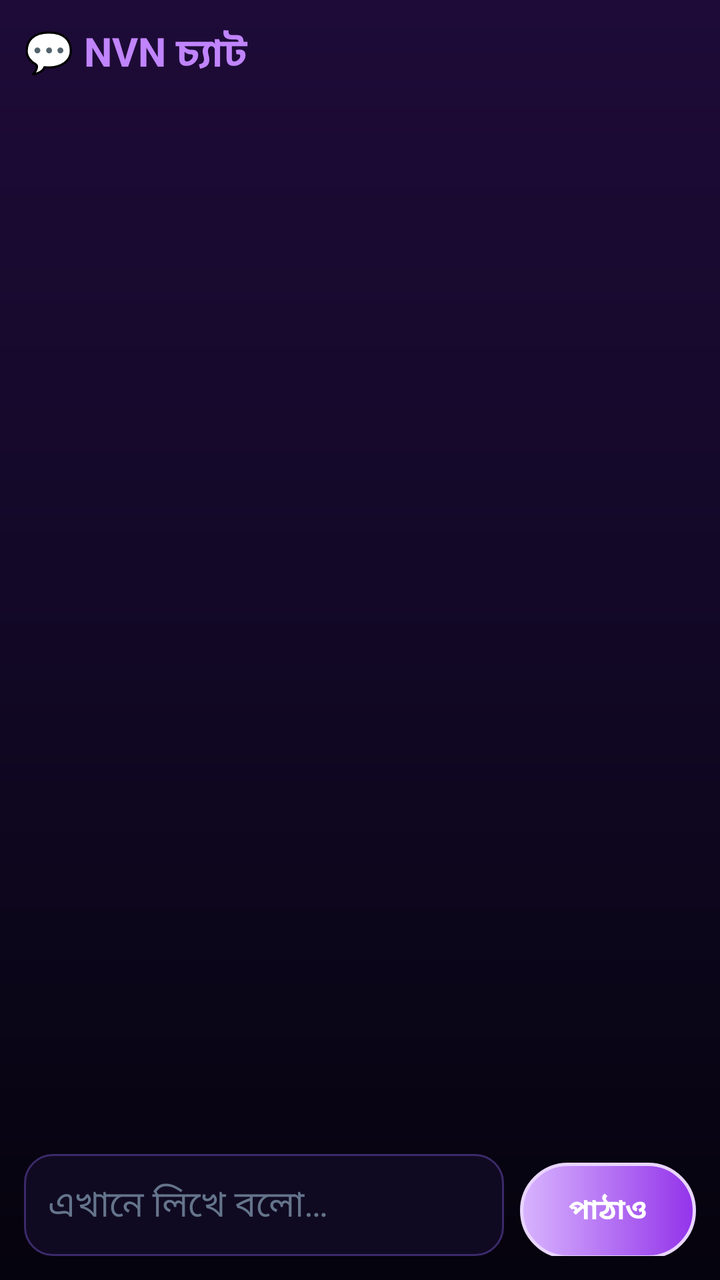
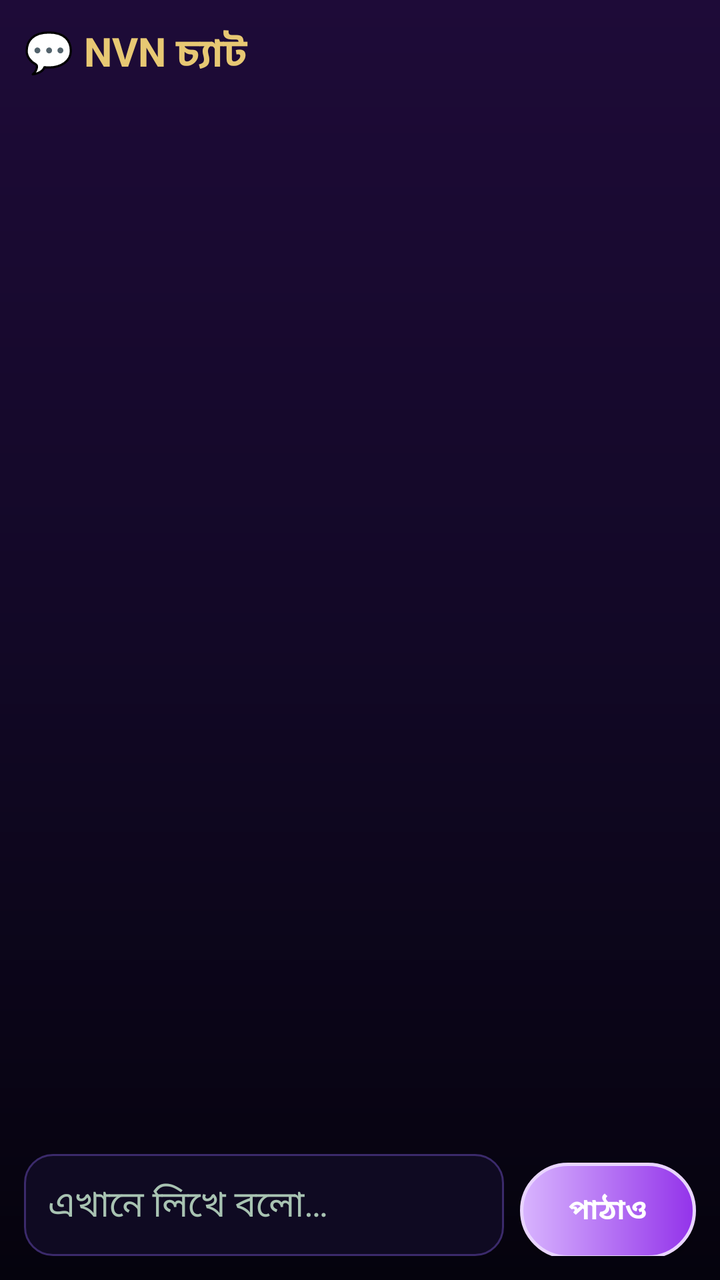

An Android layout rendered at two revisions. The XML below is the earlier revision; the diff shows what the commit changed to produce the second picture.
<!-- AndroidManifest.xml: application theme AppTheme -->
<!-- res/layout/activity_chat.xml -->
<?xml version="1.0" encoding="utf-8"?>
<LinearLayout xmlns:android="http://schemas.android.com/apk/res/android"
    android:layout_width="match_parent"
    android:layout_height="match_parent"
    android:background="@drawable/bg_main"
    android:orientation="vertical"
    android:padding="12dp">

    <TextView
        android:layout_width="match_parent"
        android:layout_height="wrap_content"
        android:text="💬 NVN চ্যাট"
        android:textColor="#C084FC"
        android:textSize="20sp"
        android:textStyle="bold" />

    <LinearLayout
        android:id="@+id/workCard"
        android:layout_width="match_parent"
        android:layout_height="wrap_content"
        android:layout_marginTop="10dp"
        android:background="@drawable/bg_card"
        android:orientation="vertical"
        android:padding="12dp"
        android:visibility="gone">

        <TextView
            android:layout_width="match_parent"
            android:layout_height="wrap_content"
            android:text="🌐 ব্রাউজার কার্ড — লাইভ কাজ"
            android:textColor="#4ADE80"
            android:textSize="14sp"
            android:textStyle="bold" />

        <TextView
            android:id="@+id/workText"
            android:layout_width="match_parent"
            android:layout_height="wrap_content"
            android:layout_marginTop="6dp"
            android:textColor="#E2E8F0"
            android:textSize="13sp" />

        <ImageView
            android:id="@+id/workShot"
            android:layout_width="match_parent"
            android:layout_height="wrap_content"
            android:layout_marginTop="8dp"
            android:adjustViewBounds="true"
            android:maxHeight="220dp"
            android:visibility="gone" />
    </LinearLayout>

    <ScrollView
        android:id="@+id/chatScroll"
        android:layout_width="match_parent"
        android:layout_height="0dp"
        android:layout_marginTop="10dp"
        android:layout_weight="1">

        <LinearLayout
            android:id="@+id/msgBox"
            android:layout_width="match_parent"
            android:layout_height="wrap_content"
            android:orientation="vertical" />
    </ScrollView>

    <LinearLayout
        android:layout_width="match_parent"
        android:layout_height="wrap_content"
        android:layout_marginTop="10dp"
        android:orientation="horizontal">

        <EditText
            android:id="@+id/chatInput"
            android:layout_width="0dp"
            android:layout_height="wrap_content"
            android:layout_weight="1"
            android:background="@drawable/bg_input"
            android:gravity="center_vertical"
            android:hint="এখানে লিখে বলো…"
            android:maxLines="4"
            android:padding="12dp"
            android:textColor="#E8F4FF"
            android:textColorHint="#64748B" />

        <Button
            android:id="@+id/chatSend"
            android:layout_width="wrap_content"
            android:layout_height="wrap_content"
            android:layout_marginStart="8dp"
            android:background="@drawable/btn_primary"
            android:padding="12dp"
            android:text="পাঠাও"
            android:textColor="#FFFFFF"
            android:textStyle="bold" />
    </LinearLayout>
</LinearLayout>
<!-- resources referenced by this layout -->
<resources>
  <!-- drawable bg_card (drawable) -->
  <?xml version="1.0" encoding="utf-8"?>
  <shape xmlns:android="http://schemas.android.com/apk/res/android" android:shape="rectangle">
      <corners android:radius="16dp" />
      <solid android:color="#2A1A52" />
      <stroke android:width="1.5dp" android:color="#8B5CF6" />
  </shape>
  <!-- drawable bg_input (drawable) -->
  <?xml version="1.0" encoding="utf-8"?>
  <shape xmlns:android="http://schemas.android.com/apk/res/android" android:shape="rectangle">
      <corners android:radius="14dp" />
      <solid android:color="#0F0A22" />
      <stroke android:width="1dp" android:color="#3B2A6B" />
  </shape>
  <!-- drawable bg_main (drawable) -->
  <?xml version="1.0" encoding="utf-8"?>
  <shape xmlns:android="http://schemas.android.com/apk/res/android" android:shape="rectangle">
      <gradient
          android:angle="270"
          android:startColor="#1E0B38"
          android:centerColor="#120826"
          android:endColor="#05030D" />
  </shape>
  <!-- drawable btn_primary (drawable) -->
  <?xml version="1.0" encoding="utf-8"?>
  <shape xmlns:android="http://schemas.android.com/apk/res/android" android:shape="rectangle">
      <corners android:radius="28dp" />
      <gradient android:startColor="#D8B4FE" android:endColor="#9333EA" android:angle="0" />
      <stroke android:width="1.5dp" android:color="#E9D5FF" />
  </shape>
  <style name="AppTheme" parent="android:Theme.Material.NoActionBar">
          <item name="android:windowBackground">#05030D</item>
          <item name="android:colorAccent">#A855F7</item>
          <item name="android:statusBarColor">#05030D</item>
          <item name="android:navigationBarColor">#05030D</item>
          <item name="android:windowLightStatusBar">false</item>
      </style>
</resources>

<!-- the commit's change to res/layout/activity_chat.xml (unified diff, before → after) -->
@@ -10,7 +10,7 @@
         android:layout_width="match_parent"
         android:layout_height="wrap_content"
         android:text="💬 NVN চ্যাট"
-        android:textColor="#C084FC"
+        android:textColor="#E7C873"
         android:textSize="20sp"
         android:textStyle="bold" />
 
@@ -37,7 +37,7 @@
             android:layout_width="match_parent"
             android:layout_height="wrap_content"
             android:layout_marginTop="6dp"
-            android:textColor="#E2E8F0"
+            android:textColor="#EDE6D6"
             android:textSize="13sp" />
 
         <ImageView
@@ -80,8 +80,8 @@
             android:hint="এখানে লিখে বলো…"
             android:maxLines="4"
             android:padding="12dp"
-            android:textColor="#E8F4FF"
-            android:textColorHint="#64748B" />
+            android:textColor="#F3E9C8"
+            android:textColorHint="#A8C3B2" />
 
         <Button
             android:id="@+id/chatSend"
